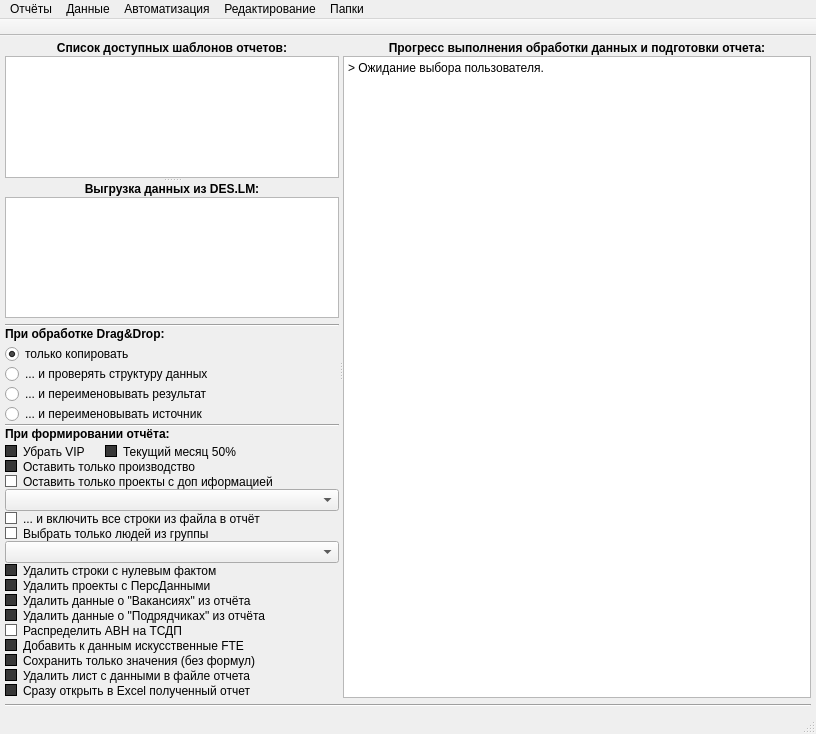
DIVIGL1/DES.LM.Reports, file Qt5Project/Windows.ui: the form before one commit.
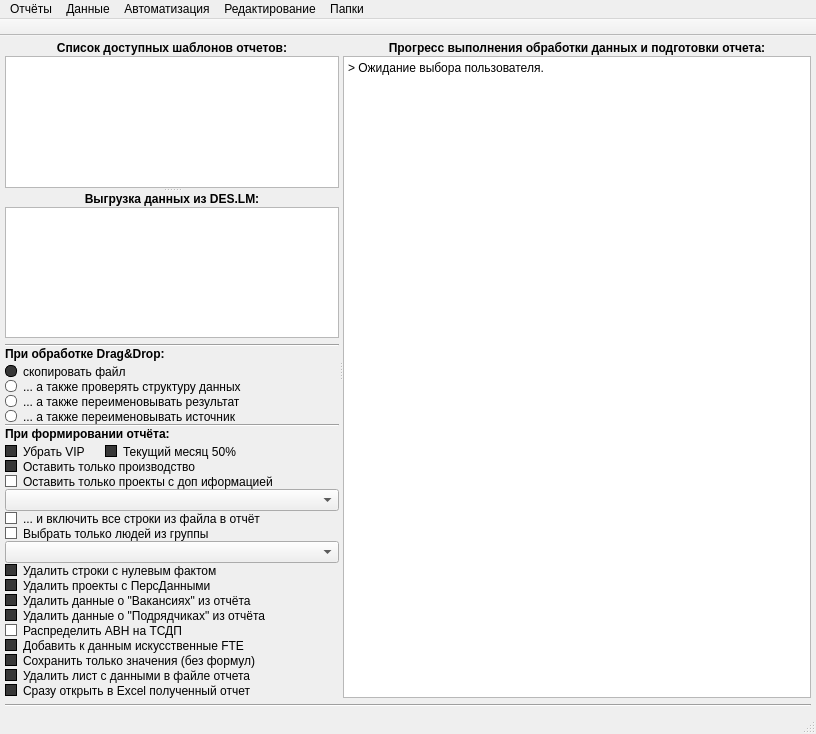
The form after the commit.

Commit message: Updated Qt form

The edit to the form file:
```diff
--- a/Qt5Project/Windows.ui
+++ b/Qt5Project/Windows.ui
@@ -296,8 +296,22 @@
             <property name="accessibleDescription">
              <string notr="true"/>
             </property>
+            <property name="styleSheet">
+             <string notr="true">QRadioButton::indicator {
+    border: 1px solid rgb(100, 100, 100);
+    width: 10px;
+    height: 10px;
+    border-radius: 5px;
+    background-color: rgb(255, 255, 255);
+}
+QRadioButton::indicator:checked {
+    border: 1px solid rgb(0, 0, 0);
+    background-color: rgb(55, 55, 55);
+}
+</string>
+            </property>
             <property name="text">
-             <string notr="true">только копировать</string>
+             <string notr="true">скопировать файл</string>
             </property>
             <property name="checked">
              <bool>true</bool>
@@ -323,8 +337,22 @@
             <property name="accessibleDescription">
              <string notr="true"/>
             </property>
+            <property name="styleSheet">
+             <string notr="true">QRadioButton::indicator {
+    border: 1px solid rgb(100, 100, 100);
+    width: 10px;
+    height: 10px;
+    border-radius: 5px;
+    background-color: rgb(255, 255, 255);
+}
+QRadioButton::indicator:checked {
+    border: 1px solid rgb(0, 0, 0);
+    background-color: rgb(55, 55, 55);
+}
+</string>
+            </property>
             <property name="text">
-             <string notr="true">... и проверять структуру данных</string>
+             <string notr="true">... а также проверять структуру данных</string>
             </property>
            </widget>
           </item>
@@ -349,8 +377,22 @@
             <property name="accessibleDescription">
              <string notr="true"/>
             </property>
+            <property name="styleSheet">
+             <string notr="true">QRadioButton::indicator {
+    border: 1px solid rgb(100, 100, 100);
+    width: 10px;
+    height: 10px;
+    border-radius: 5px;
+    background-color: rgb(255, 255, 255);
+}
+QRadioButton::indicator:checked {
+    border: 1px solid rgb(0, 0, 0);
+    background-color: rgb(55, 55, 55);
+}
+</string>
+            </property>
             <property name="text">
-             <string notr="true">... и переименовывать результат</string>
+             <string notr="true">... а также переименовывать результат</string>
             </property>
            </widget>
           </item>
@@ -376,8 +418,22 @@
             <property name="accessibleDescription">
              <string notr="true"/>
             </property>
+            <property name="styleSheet">
+             <string notr="true">QRadioButton::indicator {
+    border: 1px solid rgb(100, 100, 100);
+    width: 10px;
+    height: 10px;
+    border-radius: 5px;
+    background-color: rgb(255, 255, 255);
+}
+QRadioButton::indicator:checked {
+    border: 1px solid rgb(0, 0, 0);
+    background-color: rgb(55, 55, 55);
+}
+</string>
+            </property>
             <property name="text">
-             <string notr="true">... и переименовывать источник</string>
+             <string notr="true">... а также переименовывать источник</string>
             </property>
            </widget>
           </item>
```
